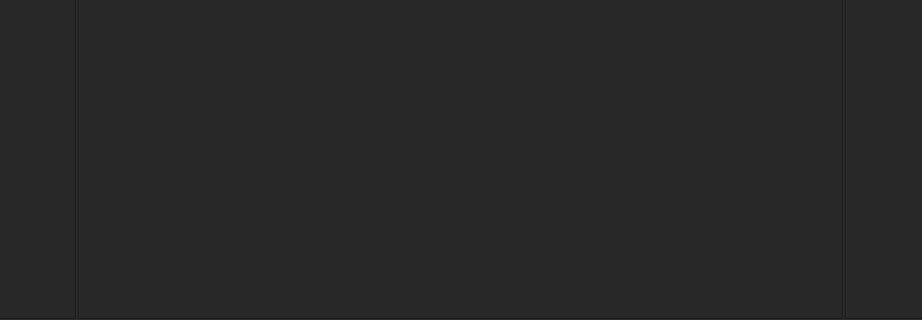
mario-holubar/OutliNE, file mainwindow.ui: the form before one commit; both pictures show x 179 to 1101 and y 400 to 720 of the 1280 by 720 pixel window.
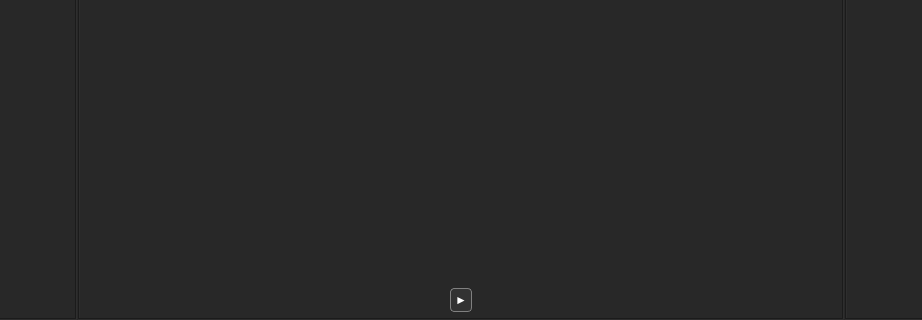
The form after the commit.

Commit message: random track + play/pause

```diff
--- a/mainwindow.ui
+++ b/mainwindow.ui
@@ -159,31 +159,133 @@
      <number>0</number>
     </property>
     <item row="0" column="0">
-     <widget class="QGraphicsView" name="mainView">
-      <property name="styleSheet">
-       <string notr="true"/>
-      </property>
+     <widget class="QFrame" name="frame_2">
       <property name="frameShape">
        <enum>QFrame::Box</enum>
       </property>
-      <property name="verticalScrollBarPolicy">
-       <enum>Qt::ScrollBarAlwaysOff</enum>
+      <property name="frameShadow">
+       <enum>QFrame::Sunken</enum>
       </property>
-      <property name="horizontalScrollBarPolicy">
-       <enum>Qt::ScrollBarAlwaysOff</enum>
-      </property>
-      <property name="backgroundBrush">
-       <brush brushstyle="SolidPattern">
-        <color alpha="255">
-         <red>0</red>
-         <green>0</green>
-         <blue>0</blue>
-        </color>
-       </brush>
-      </property>
-      <property name="viewportUpdateMode">
-       <enum>QGraphicsView::NoViewportUpdate</enum>
-      </property>
+      <layout class="QGridLayout" name="gridLayout_7">
+       <property name="leftMargin">
+        <number>0</number>
+       </property>
+       <property name="topMargin">
+        <number>0</number>
+       </property>
+       <property name="rightMargin">
+        <number>0</number>
+       </property>
+       <property name="bottomMargin">
+        <number>0</number>
+       </property>
+       <property name="spacing">
+        <number>0</number>
+       </property>
+       <item row="0" column="0">
+        <widget class="QGraphicsView" name="mainView">
+         <property name="frameShape">
+          <enum>QFrame::NoFrame</enum>
+         </property>
+         <property name="verticalScrollBarPolicy">
+          <enum>Qt::ScrollBarAlwaysOff</enum>
+         </property>
+         <property name="horizontalScrollBarPolicy">
+          <enum>Qt::ScrollBarAlwaysOff</enum>
+         </property>
+         <property name="backgroundBrush">
+          <brush brushstyle="SolidPattern">
+           <color alpha="255">
+            <red>0</red>
+            <green>0</green>
+            <blue>0</blue>
+           </color>
+          </brush>
+         </property>
+         <property name="renderHints">
+          <set>QPainter::Antialiasing|QPainter::TextAntialiasing</set>
+         </property>
+         <property name="dragMode">
+          <enum>QGraphicsView::NoDrag</enum>
+         </property>
+         <property name="viewportUpdateMode">
+          <enum>QGraphicsView::NoViewportUpdate</enum>
+         </property>
+        </widget>
+       </item>
+       <item row="1" column="0">
+        <widget class="QFrame" name="frame">
+         <property name="frameShape">
+          <enum>QFrame::NoFrame</enum>
+         </property>
+         <property name="frameShadow">
+          <enum>QFrame::Sunken</enum>
+         </property>
+         <layout class="QHBoxLayout" name="horizontalLayout_3">
+          <property name="leftMargin">
+           <number>6</number>
+          </property>
+          <property name="topMargin">
+           <number>6</number>
+          </property>
+          <property name="rightMargin">
+           <number>6</number>
+          </property>
+          <property name="bottomMargin">
+           <number>6</number>
+          </property>
+          <item>
+           <spacer name="horizontalSpacer_2">
+            <property name="orientation">
+             <enum>Qt::Horizontal</enum>
+            </property>
+            <property name="sizeHint" stdset="0">
+             <size>
+              <width>40</width>
+              <height>20</height>
+             </size>
+            </property>
+           </spacer>
+          </item>
+          <item>
+           <widget class="QPushButton" name="playButton">
+            <property name="sizePolicy">
+             <sizepolicy hsizetype="Fixed" vsizetype="Fixed">
+              <horstretch>0</horstretch>
+              <verstretch>0</verstretch>
+             </sizepolicy>
+            </property>
+            <property name="minimumSize">
+             <size>
+              <width>22</width>
+              <height>22</height>
+             </size>
+            </property>
+            <property name="text">
+             <string>►</string>
+            </property>
+            <property name="checkable">
+             <bool>true</bool>
+            </property>
+           </widget>
+          </item>
+          <item>
+           <spacer name="horizontalSpacer">
+            <property name="orientation">
+             <enum>Qt::Horizontal</enum>
+            </property>
+            <property name="sizeHint" stdset="0">
+             <size>
+              <width>40</width>
+              <height>20</height>
+             </size>
+            </property>
+           </spacer>
+          </item>
+         </layout>
+        </widget>
+       </item>
+      </layout>
      </widget>
     </item>
    </layout>
```
Left out of the diff: 28 changed lines with no effect on the pictures. The commit also changes 6 other files.
